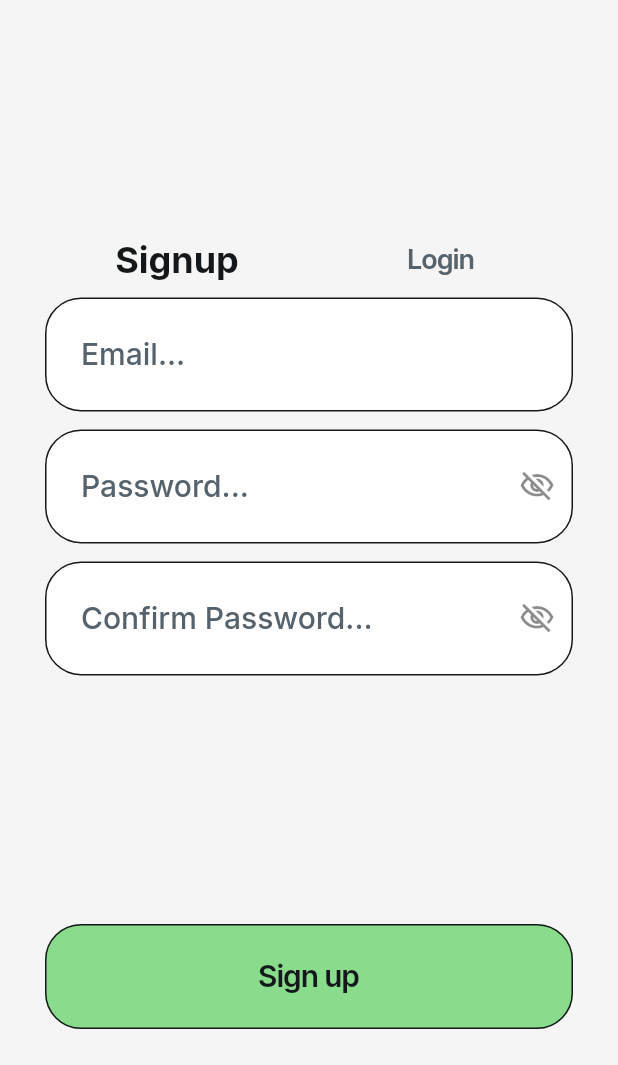
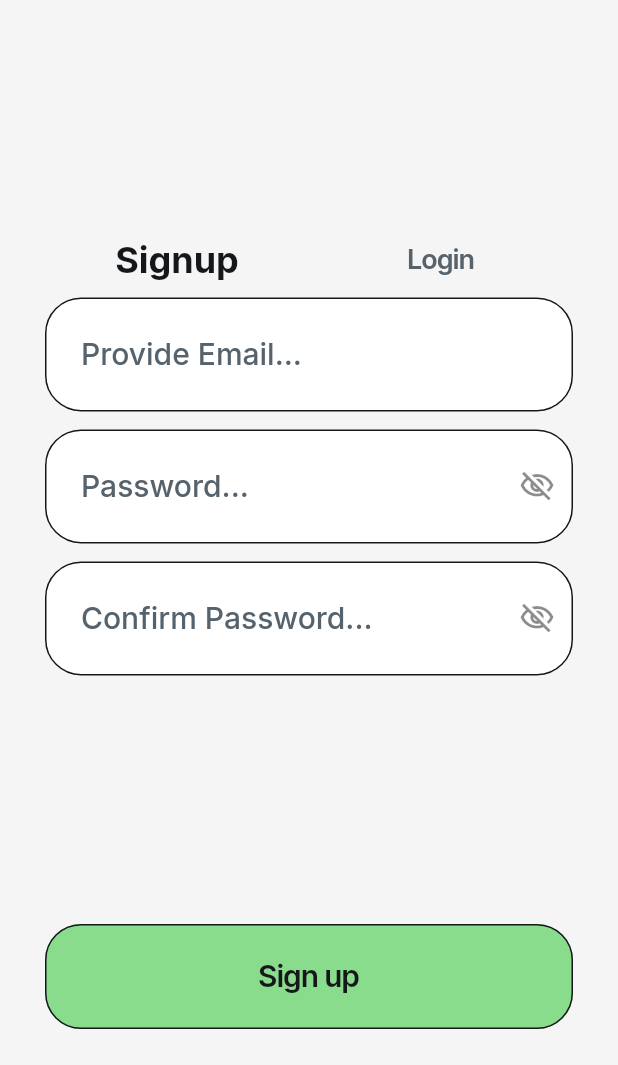
Before and after one commit to CSCJarrett/ToDoApp-FlutterFlow, a Flutter app: the screen it shows after launch, on a phone screen of 412 x 824 dp, the part 171-1236 px from its top. Run offline on Flutter 3.47's test engine with Material 3 defaults, Android fonts, the phone set to English and light mode, and no system bars; drawn by our look-alikes of auto_size_text; our stand-ins replace cloud_firestore, easy_debounce, file_picker, firebase_auth, firebase_core, firebase_storage and 13 more; missing offline and left inert: json_path, mime_type; accounts and stored records are empty.

Commit message:
Updating to latest FlutterFlow output.

```diff
--- a/lib/login/login_widget.dart
+++ b/lib/login/login_widget.dart
@@ -162,7 +162,7 @@ class _LoginWidgetState extends State<LoginWidget>
                                                       fontFamily: 'Inter',
                                                       letterSpacing: 0.0,
                                                     ),
-                                            hintText: 'Email...',
+                                            hintText: 'Provide Email...',
                                             hintStyle:
                                                 FlutterFlowTheme.of(context)
                                                     .labelMedium
```
